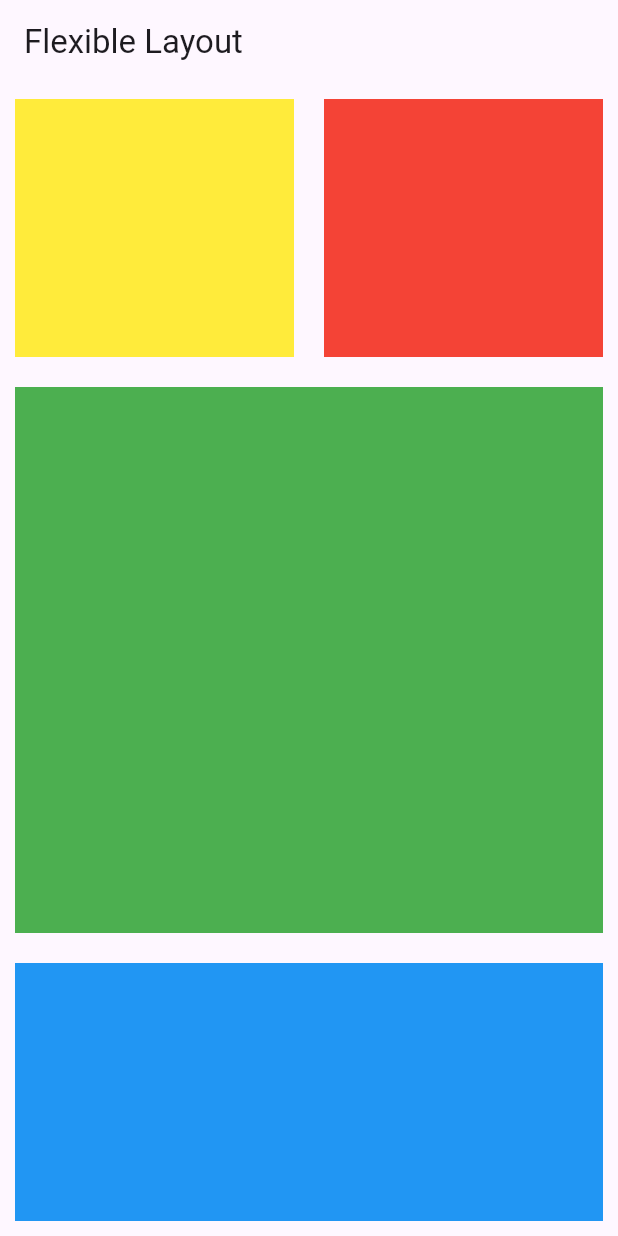
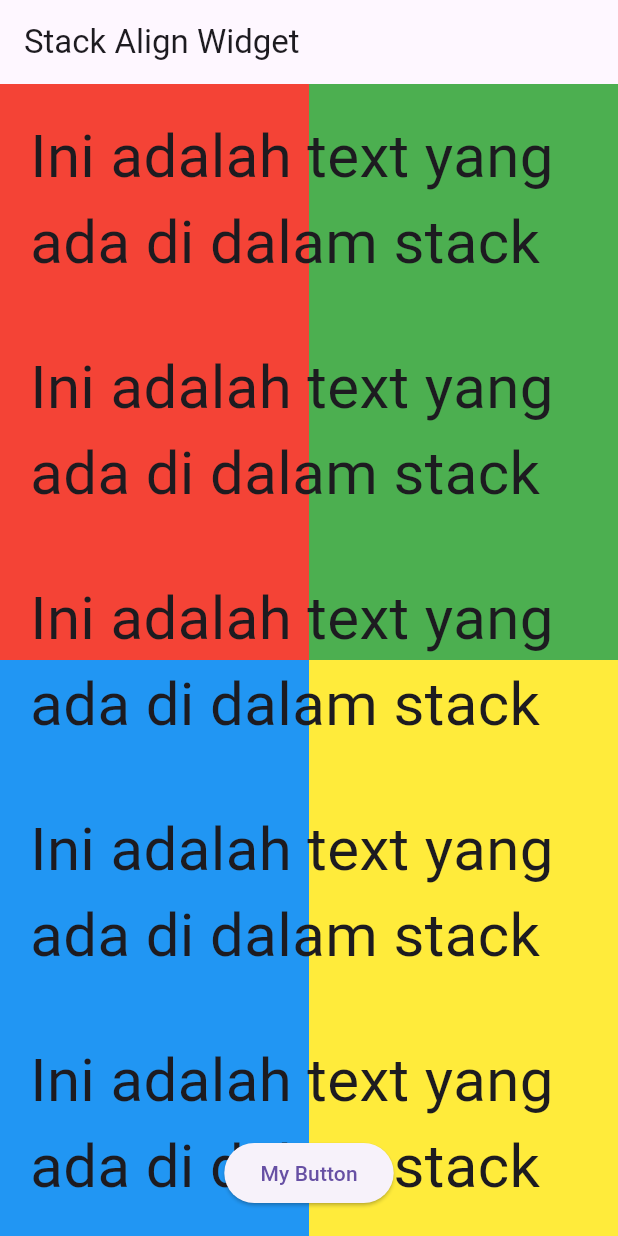
Before and after one commit to diasoy/flutter_study, a Flutter app: the screen it shows after launch, on a phone screen of 412 x 824 dp. Run offline on Flutter 3.47's test engine with Material 3 defaults, Android fonts, the phone set to English and light mode, and no system bars.

Commit message:
stack & align widget

```diff
--- a/lib/main.dart
+++ b/lib/main.dart
@@ -1,5 +1,4 @@
 import 'package:flutter/material.dart';
-import 'package:flutter/widgets.dart';
 
 void main() {
   runApp(const MyApp());
@@ -13,9 +12,11 @@ class MyApp extends StatelessWidget {
     return MaterialApp(
       home: Scaffold(
         appBar: AppBar(
-          title: const Text('Flexible Layout'),
+          title: const Text('Stack Align Widget'),
         ),
-        body: Column(
+        body: Stack(
+          children: <Widget>[
+            Column(
               children: <Widget>[
                 Flexible(
                     flex: 1,
@@ -24,34 +25,101 @@ class MyApp extends StatelessWidget {
                         Flexible(
                             flex: 1,
                             child: Container(
-                      color: Colors.yellow,
-                      margin: EdgeInsets.all(10),
-                    ),
-                  ),
+                              color: Colors.red,
+                            )),
                         Flexible(
                             flex: 1,
                             child: Container(
-                      color: Colors.red,
-                      margin: EdgeInsets.all(10),
-                    ),
-                  ),
+                              color: Colors.green,
+                            )),
                       ],
-              ),
-            ),
+                    )),
                 Flexible(
-              flex: 2,
-              child: Container(
-                color: Colors.green,
-                margin: EdgeInsets.all(10),
-              ),
-            ),
+                    flex: 1,
+                    child: Row(
+                      children: <Widget>[
                         Flexible(
                             flex: 1,
                             child: Container(
                               color: Colors.blue,
-                margin: EdgeInsets.all(10),
+                            )),
+                        Flexible(
+                            flex: 1,
+                            child: Container(
+                              color: Colors.yellow,
+                            )),
+                      ],
+                    ))
+              ],
+            ),
+            ListView(
+              children: <Widget>[
+                Column(
+                  children: <Widget>[
+                    Container(
+                      margin: const EdgeInsets.all(20),
+                      child: const Text(
+                        'Ini adalah text yang ada di dalam stack',
+                        style: TextStyle(fontSize: 40),
                       ),
                     ),
+                    Container(
+                      margin: const EdgeInsets.all(20),
+                      child: const Text(
+                        'Ini adalah text yang ada di dalam stack',
+                        style: TextStyle(fontSize: 40),
+                      ),
+                    ),
+                    Container(
+                      margin: const EdgeInsets.all(20),
+                      child: const Text(
+                        'Ini adalah text yang ada di dalam stack',
+                        style: TextStyle(fontSize: 40),
+                      ),
+                    ),
+                    Container(
+                      margin: const EdgeInsets.all(20),
+                      child: const Text(
+                        'Ini adalah text yang ada di dalam stack',
+                        style: TextStyle(fontSize: 40),
+                      ),
+                    ),
+                    Container(
+                      margin: const EdgeInsets.all(20),
+                      child: const Text(
+                        'Ini adalah text yang ada di dalam stack',
+                        style: TextStyle(fontSize: 40),
+                      ),
+                    ),
+                    Container(
+                      margin: const EdgeInsets.all(20),
+                      child: const Text(
+                        'Ini adalah text yang ada di dalam stack',
+                        style: TextStyle(fontSize: 40),
+                      ),
+                    ),
+                    Container(
+                      margin: const EdgeInsets.all(20),
+                      child: const Text(
+                        'Ini adalah text yang ada di dalam stack',
+                        style: TextStyle(fontSize: 40),
+                      ),
+                    ),
+                    Container(
+                      margin: const EdgeInsets.all(20),
+                      child: const Text(
+                        'Ini adalah text yang ada di dalam stack',
+                        style: TextStyle(fontSize: 40),
+                      ),
+                    ),
+                  ],
+                )
+              ],
+            ),
+            Align(
+                alignment: Alignment(0, 0.95),
+                child:
+                    ElevatedButton(child: Text("My Button"), onPressed: () {}))
           ],
         ),
       ),
```
Lines whose indentation alone changed are shown as unchanged.
